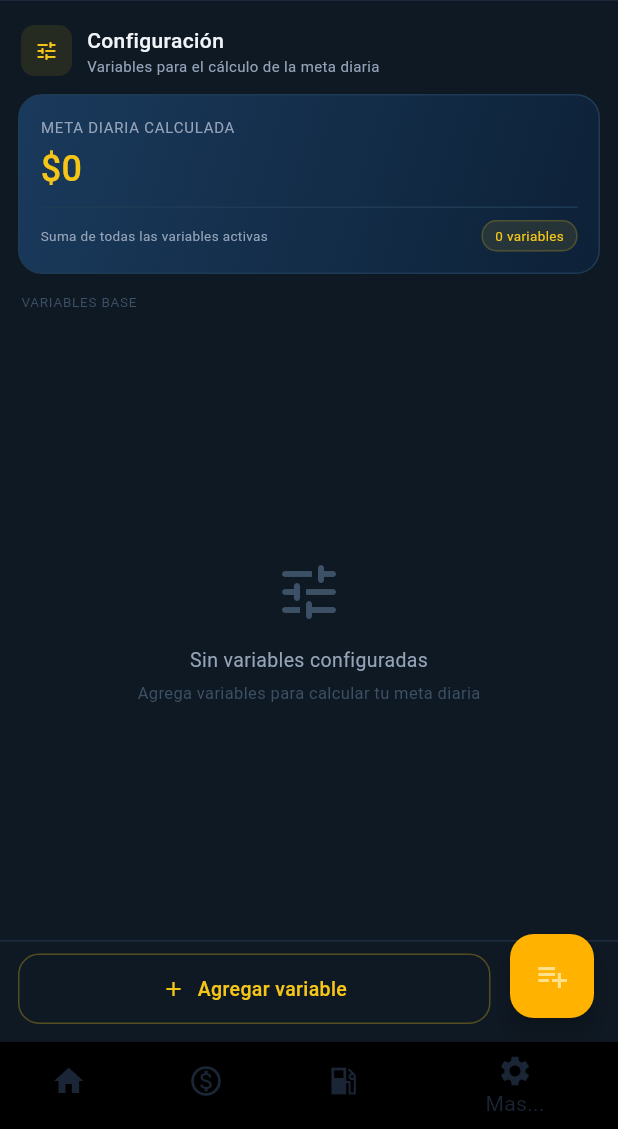
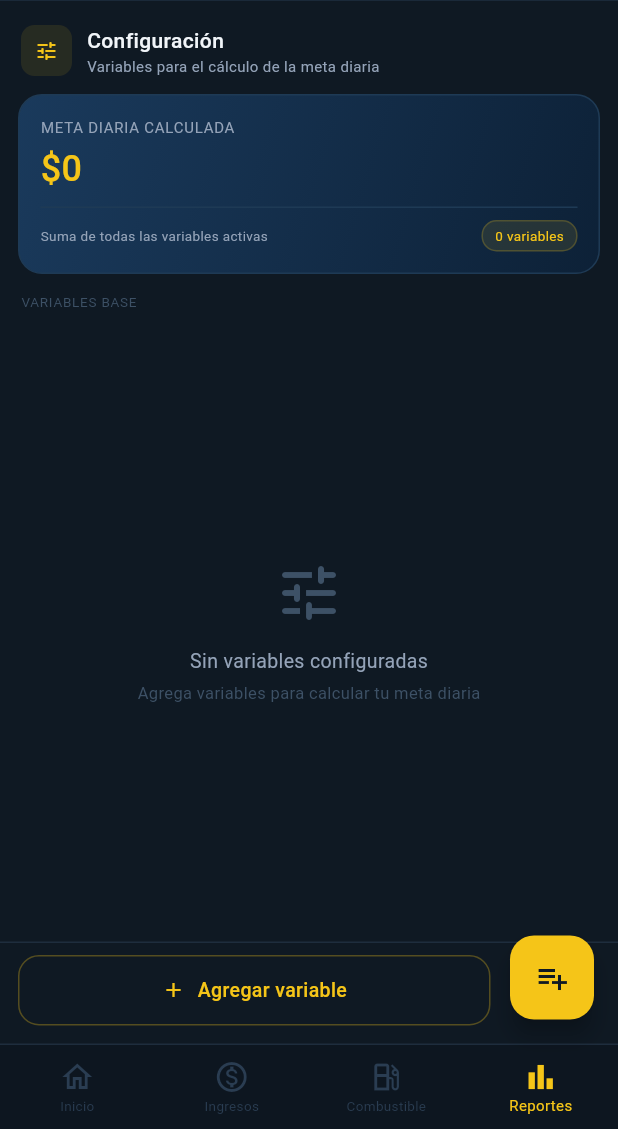
Before and after one commit to jymontero/app_control_tarifa, a Flutter app: the screen it shows after launch, item 4 of the bottom bar chosen, on a phone screen of 412 x 824 dp, the part 107-1236 px from its top. Run offline on Flutter 3.47's test engine with Material 3 defaults, Android fonts, the phone set to English and light mode, and no system bars; our stand-ins replace cloud_firestore, firebase_core, math_expressions, quickalert; missing offline and left inert: cron, mat_month_picker_dialog, pattern_formatter, slide_action; accounts and stored records are empty.

Commit message:
[UPD] Se actulizo la vista del Home

```diff
--- a/lib/ui/presentation/screens/home_screen.dart
+++ b/lib/ui/presentation/screens/home_screen.dart
@@ -1,5 +1,8 @@
 // ignore_for_file: no_leading_underscores_for_local_identifiers, duplicate_ignore, avoid_print, prefer_const_constructors
 
+import 'package:flutter/material.dart';
+import 'package:flutter/services.dart';
+import 'package:provider/provider.dart';
 import 'package:flutter/material.dart';
 import 'package:flutter/services.dart';
 import 'package:provider/provider.dart';
@@ -7,6 +10,7 @@ import 'package:taxi_servicios/domain/entitis/servicio.dart';
 import 'package:taxi_servicios/domain/entitis/variables.dart';
 import 'package:taxi_servicios/providers/configuracion_provider.dart';
 import 'package:taxi_servicios/providers/contadordeservicios_provider.dart';
+import 'package:taxi_servicios/providers/theme_provider.dart';
 import 'package:taxi_servicios/services/bd_confi.dart';
 import 'package:taxi_servicios/ui/presentation/screens/screens_ganancias/homeganancia_screen.dart';
 import 'package:taxi_servicios/ui/presentation/screens/screens_servicios/registroservicio_screen.dart';
@@ -16,16 +20,25 @@ import 'package:taxi_servicios/ui/presentation/widgets/app_bar.dart';
 import 'screens_tanqueo/gas_screen.dart';
 import 'screens_servicios/goaltaxes_screen.dart';
 
+// ── Paleta Dark Premium ───────────────────────────────────────────────────────
+class _C {
+  static const bg = Color(0xFF0F1923);
+  static const navBg = Color(0xFF0D1620);
+  static const cardBorder = Color(0xFF1E2D3D);
+  static const accent = Color(0xFFF5C518);
+  static const primary = Color(0xFFF1F5F9);
+  static const muted = Color(0xFF2A3D52);
+}
+
 class Home extends StatefulWidget {
   const Home({super.key});
 
   @override
-  // ignore: library_private_types_in_public_api
   _Home createState() => _Home();
 }
 
 class _Home extends State<Home> {
-  final FireStoreDataBase db = FireStoreDataBase();
+  final FireStoreDataBase _db = FireStoreDataBase();
   int _paginaActual = 0;
 
   final List<Widget> _pages = [
@@ -35,13 +48,10 @@ class _Home extends State<Home> {
     const Configuration(),
   ];
 
+  // ── Lifecycle ────────────────────────────────────────────────────────────────
+
   @override
   void initState() {
-    //print('SE INICILIAO CARGANDO DATA DESDE BD');
-    //getDataVariableConfig();
-    getDataServiciosToday();
-    //db.actualizarFormatoFechas();
-
     super.initState();
     _inicializarDatos();
   }
@@ -50,29 +60,25 @@ class _Home extends State<Home> {
   void dispose() {
     super.dispose();
   }
-  // ── Inicialización secuencial ───────────────────────────────────────────────
-  // FIX: antes eran 2 funciones async en paralelo sin orden garantizado.
-  // Ahora es 1 función secuencial que garantiza:
-  // 1. Variables cargadas → metaRegistradaBD tiene valor correcto
-  // 2. setMetaHacer recibe el valor real → _metaTotalOriginal queda bien
-  // 3. Servicios se suman contra la meta ya inicializada
+
+  // ── Inicialización secuencial ─────────────────────────────────────────────────
 
   Future<void> _inicializarDatos() async {
     // PASO 1 — Cargar variables de configuración
-    final List<Variable> listaVariables = await db.getModeloVariables();
+    final List<Variable> listaVariables = await _db.getModeloVariables();
     if (!mounted) return;
 
     // PASO 2 — Setear variables en ConfiguracionProvider
     context.read<ConfiguracionProvider>().sumarListaBd(listaVariables);
 
-    // PASO 3 — Ahora metaRegistradaBD tiene el valor correcto
+    // PASO 3 — metaRegistradaBD ya tiene el valor correcto
     final int meta = context.read<ConfiguracionProvider>().metaRegistradaBD;
     context.read<ContadorServicioProvider>().setMetaHacer(meta);
 
     // PASO 4 — Cargar servicios del día
     final DateTime today = DateTime.now().toLocal();
     final String fecha = '${today.day}-${today.month}-${today.year}';
-    final List<Servicio> listaServicios = await db.getModeloServicios(fecha);
+    final List<Servicio> listaServicios = await _db.getModeloServicios(fecha);
     if (!mounted) return;
 
     // PASO 5 — Sumar servicios contra meta ya inicializada
@@ -83,115 +89,118 @@ class _Home extends State<Home> {
     }
   }
 
-  void getDataVariableConfig() async {
-    List<Variable> listaVaraibles = await db.getModeloVariables();
-    Future.microtask(() =>
-        context.read<ConfiguracionProvider>().sumarListaBd(listaVaraibles));
-
-    Future.microtask(() => context
-        .read<ContadorServicioProvider>()
-        .setMetaHacer(context.read<ConfiguracionProvider>().metaRegistradaBD));
-  }
-
-  void getDataServiciosToday() async {
-    DateTime today = DateTime.now().toLocal();
-    final fechaTemp = '${today.day}-${today.month}-${today.year}'.toString();
-    List<Servicio> listaServicio = await db.getModeloServicios(fechaTemp);
-    if (listaServicio.isNotEmpty) {
-      Future.microtask(() => context
-          .read<ContadorServicioProvider>()
-          .sumarListaServiciosBD(listaServicio, 'HOME'));
-    }
-  }
+  // ── Build ─────────────────────────────────────────────────────────────────────
 
   @override
   Widget build(BuildContext context) {
-    // ignore: no_leading_underscores_for_local_identifiers
-    print('SE CONSTRUYO EN EL BUILDER');
+    final isDark = context.watch<ThemeProvider>().isDark;
 
     return PopScope(
       canPop: false,
       onPopInvoked: (bool didPop) async {
         if (didPop) return;
-
         final bool? salir = await showDialog<bool>(
           context: context,
-            builder: (context) {
-              return AlertDialog(
+          builder: (ctx) => AlertDialog(
+            backgroundColor: const Color(0xFF1A2535),
+            shape: RoundedRectangleBorder(
+              borderRadius: BorderRadius.circular(16),
+              side: const BorderSide(color: _C.cardBorder),
+            ),
             title: const Text(
-                  '¿Salir de la APP?',
+              '¿Salir de la app?',
               textAlign: TextAlign.center,
-                  style: TextStyle(fontWeight: FontWeight.bold),
+              style: TextStyle(
+                color: _C.primary,
+                fontSize: 15,
+                fontWeight: FontWeight.w500,
               ),
-                actionsAlignment: MainAxisAlignment.spaceBetween,
+            ),
+            actionsAlignment: MainAxisAlignment.spaceEvenly,
             actions: [
               TextButton(
-                    onPressed: () {
-                      Navigator.of(context).pop(true);
-                    },
-                    child: const Text('Sí'),
+                onPressed: () => Navigator.of(ctx).pop(true),
+                child: const Text('Sí', style: TextStyle(color: _C.accent)),
               ),
               TextButton(
-                    onPressed: () {
-                      Navigator.of(context).pop(false);
-                    },
-                    child: const Text('No'),
+                onPressed: () => Navigator.of(ctx).pop(false),
+                child: const Text('No',
+                    style: TextStyle(color: Color(0xFF94A3B8))),
               ),
             ],
+          ),
         );
-            },
-          );
-
-          if (salir == true) {
-            SystemNavigator.pop();
-          }
+        if (salir == true) SystemNavigator.pop();
       },
       child: Scaffold(
+        backgroundColor: isDark ? _C.bg : null,
         appBar: AppBarCustomized(),
+
         body: _pages[_paginaActual],
-          bottomNavigationBar: BottomNavigationBar(
-              onTap: (index) {
-                setState(() {
-                  _paginaActual = index;
-                });
-              },
+
+        // ── BottomNavigationBar Dark Premium ──────────────────────────────────
+        bottomNavigationBar: Container(
+          decoration: BoxDecoration(
+            border: Border(
+              top: BorderSide(
+                color: isDark ? _C.cardBorder : Colors.grey.shade200,
+              ),
+            ),
+          ),
+          child: BottomNavigationBar(
+            onTap: (index) => setState(() => _paginaActual = index),
             currentIndex: _paginaActual,
+            backgroundColor: isDark ? _C.navBg : Colors.white,
+            selectedItemColor: _C.accent,
+            unselectedItemColor: isDark ? _C.muted : Colors.grey.shade400,
+            selectedFontSize: 10,
+            unselectedFontSize: 9,
+            type: BottomNavigationBarType.fixed,
+            elevation: 0,
             items: const [
               BottomNavigationBarItem(
-                  icon: Icon(Icons.home),
-                  label: "Inicio",
-                  backgroundColor: Colors.amber,
+                icon: Icon(Icons.home_outlined),
+                activeIcon: Icon(Icons.home),
+                label: 'Inicio',
               ),
               BottomNavigationBarItem(
                 icon: Icon(Icons.monetization_on_outlined),
-                  label: "Ingresos",
-                  backgroundColor: Colors.purple,
+                activeIcon: Icon(Icons.monetization_on),
+                label: 'Ingresos',
               ),
               BottomNavigationBarItem(
-                  icon: Icon(Icons.local_gas_station_sharp),
-                  label: "Consumo",
-                  backgroundColor: Colors.green,
+                icon: Icon(Icons.local_gas_station_outlined),
+                activeIcon: Icon(Icons.local_gas_station),
+                label: 'Combustible',
               ),
               BottomNavigationBarItem(
-                  icon: Icon(Icons.settings),
-                  label: "Mas...",
-                  backgroundColor: Colors.black,
+                icon: Icon(Icons.bar_chart_outlined),
+                activeIcon: Icon(Icons.bar_chart),
+                label: 'Reportes',
               ),
-              ]),
+            ],
+          ),
+        ),
+
+        // ── FAB — solo visible en tabs distintos al Inicio ────────────────────
         floatingActionButton: (_paginaActual == 0)
             ? null
             : FloatingActionButton(
                 heroTag: 'btnaddService',
-                  backgroundColor: Colors.amber.shade600,
-                  onPressed: () {
-                    Navigator.push(
+                backgroundColor: _C.accent,
+                onPressed: () async {
+                  await Navigator.push(
                     context,
-                        MaterialPageRoute(
-                            builder: (context) => const RegistroServicio()));
+                    MaterialPageRoute(builder: (_) => const RegistroServicio()),
+                  );
                 },
-                  child: const Icon(Icons.playlist_add_sharp),
+                child: const Icon(
+                  Icons.playlist_add_sharp,
+                  color: Color(0xFF0F1923),
+                ),
               ),
         floatingActionButtonLocation: FloatingActionButtonLocation.endFloat,
-        ));
+      ),
+    );
   }
 }
```
Lines whose indentation alone changed are shown as unchanged.
